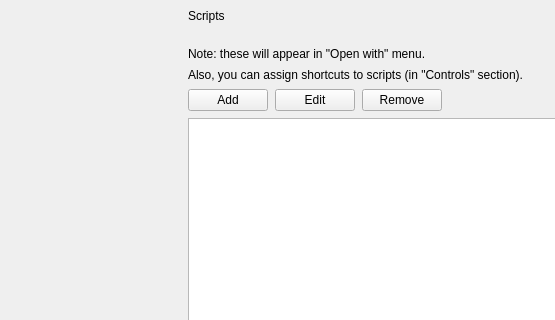
Above: src/gui/dialogs/settingsdialog.ui from do-i/thumbgrid before the change; both pictures show x 0 to 555 and y 0 to 320 of the 783 by 741 pixel window. Below: the same form after it.
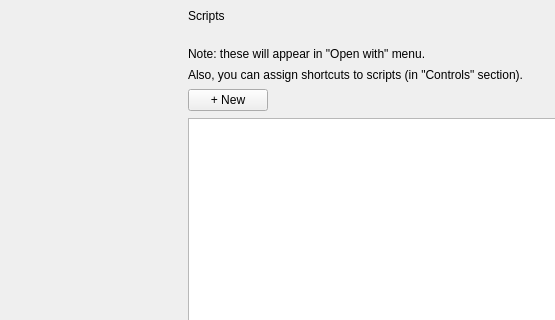
That is the form after the change. The open tabs and pages were chosen to show the change. Custom widgets are drawn as their Qt base class.

Commit message: Redesign scripts tab with + New button and per-row edit/delete icons

Diff of the .ui file:
```diff
--- a/src/gui/dialogs/settingsdialog.ui
+++ b/src/gui/dialogs/settingsdialog.ui
@@ -4499,21 +4499,7 @@
                <item>
                 <widget class="QPushButton" name="pushButton_9">
                  <property name="text">
-                  <string>Add</string>
-                 </property>
-                </widget>
-               </item>
-               <item>
-                <widget class="QPushButton" name="pushButton_6">
-                 <property name="text">
-                  <string>Edit</string>
-                 </property>
-                </widget>
-               </item>
-               <item>
-                <widget class="QPushButton" name="pushButton_7">
-                 <property name="text">
-                  <string>Remove</string>
+                  <string>+ New</string>
                  </property>
                 </widget>
                </item>
```
Left out of the diff: 36 changed lines with no effect on the pictures. The commit also changes 6 other files.
